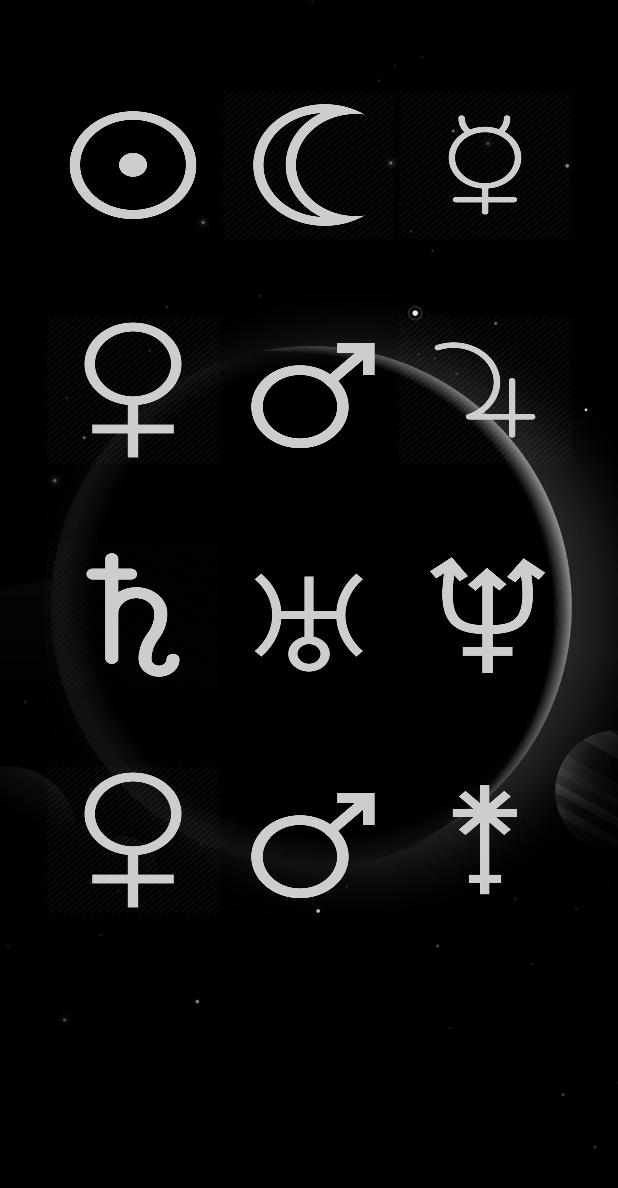
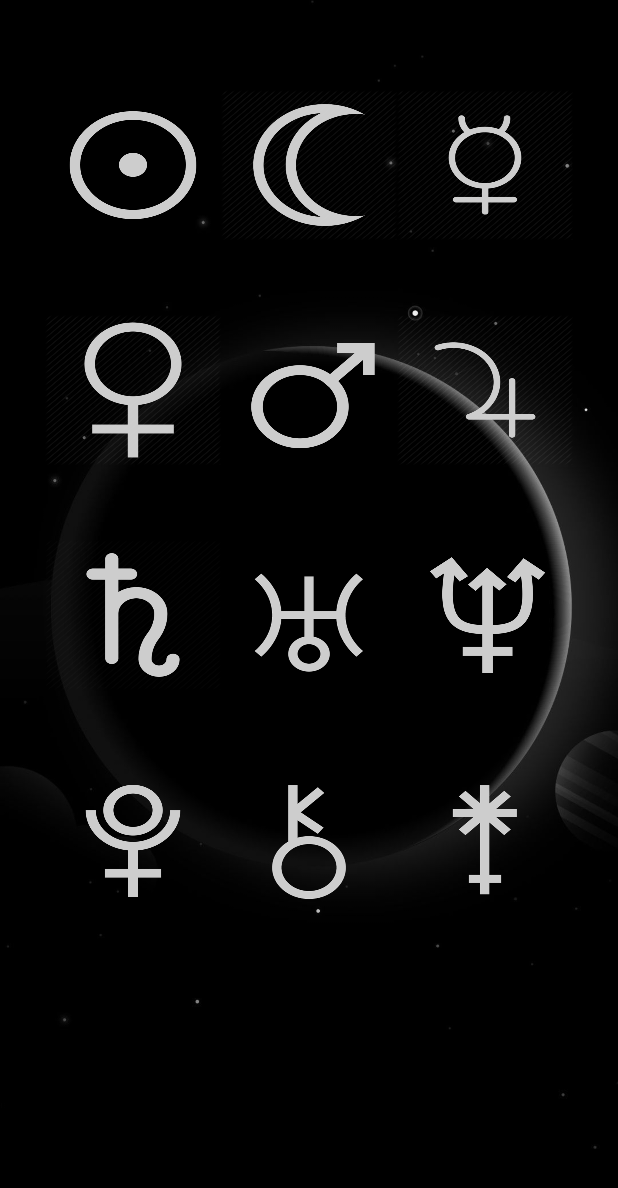
Before and after one commit to DanBirks888/Astrology-Android-App, an Android app: the Planets screen opened directly, with no data from a screen before it, on a phone screen of 412 x 824 dp. Shown: the top 1188 px of the screen. Run offline under Robolectric (Android 15) with nearby library versions, the phone set to English and light mode, and no system bars.

Commit message:
All Planet data returned through REST Client! :D Planet Icon method not working API does not support Chiron JSON at the moment :'(

```diff
--- a/app/build.gradle
+++ b/app/build.gradle
@@ -34,6 +34,7 @@ dependencies {
     implementation 'com.google.android.material:material:1.2.1'
     implementation 'androidx.constraintlayout:constraintlayout:2.0.4'
     implementation 'com.android.volley:volley:1.1.0'
+    implementation 'org.apache.commons:commons-lang3:3.6'
     implementation 'com.amitshekhar.android:jackson-android-networking:1.0.2'
     compileOnly 'org.projectlombok:lombok:1.18.16'
     compileOnly 'javax.annotation:javax.annotation-api:1.3.1'
--- a/app/src/main/java/com/danbirks/astrologyandroidapp/OneElement.java
+++ b/app/src/main/java/com/danbirks/astrologyandroidapp/OneElement.java
@@ -20,7 +20,6 @@ public class OneElement extends AppCompatActivity {
         super.onCreate(savedInstanceState);
         setContentView(R.layout.activity_element);
         String planet = getIntent().getExtras().getString("planet");
-        System.out.println(planet + "!!!!!!!!!!!!!!");
         AndroidNetworking.initialize(getApplicationContext());
         AndroidNetworking.setParserFactory(new JacksonParserFactory());
         jsonParse(
@@ -32,6 +31,7 @@ public class OneElement extends AppCompatActivity {
     }
 
     private void jsonParse(String planet, TextView title, ImageView icon, TextView slm, TextView data) {
+        System.out.println("???????????????????" + "INSIDE THE JSONPARSE");
         AndroidNetworking.get("http://10.0.2.2:8080/astrals/planet/" + planet)
                 .setTag(this)
                 .setPriority(Priority.LOW)
@@ -39,12 +39,10 @@ public class OneElement extends AppCompatActivity {
                 .getAsObject(AstralBody.class, new ParsedRequestListener<AstralBody>() {
                     @Override
                     public void onResponse(AstralBody astralBody) {
-                        System.out.println("Working!");
                         title.setText(astralBody.getAstralBody());
-                        icon.setImageResource(getResources().getIdentifier(planet, planet, getPackageName()));
+                        icon.setImageResource(getResources().getIdentifier(planet, "planet", getPackageName()));
                         slm.setText(astralBody.getSingleLineMeaning().toString());
                         data.setText(astralBody.getAttributes());
-//                        tv.setText(astralBody.toString());
                     }
 
                     @Override
--- a/app/src/main/java/com/danbirks/astrologyandroidapp/Planets.java
+++ b/app/src/main/java/com/danbirks/astrologyandroidapp/Planets.java
@@ -5,6 +5,8 @@ import android.os.Bundle;
 import android.view.View;
 
 import androidx.appcompat.app.AppCompatActivity;
+
+import org.apache.commons.lang3.StringUtils;
 
 public class Planets extends AppCompatActivity {
 
@@ -16,7 +18,7 @@ public class Planets extends AppCompatActivity {
     }
 
     public void planet(View view) {
-        String planet = view.getTag().toString();
+        String planet = StringUtils.capitalize(view.getTag().toString());
         Intent intent = new Intent(this, OneElement.class);
         intent.putExtra("planet", planet);
         startActivity(intent);
--- a/app/src/main/res/layout/activity_planets.xml
+++ b/app/src/main/res/layout/activity_planets.xml
@@ -25,65 +25,83 @@
 
         <ImageButton
             android:id="@+id/moon"
+            android:tag="moon"
+            android:layout_width="100dp"
             android:layout_height="100dp"
-            android:layout_width="100dp"
-            android:background="@drawable/moon" />
+            android:background="@drawable/moon"
+            android:onClick="planet" />
 
         <ImageButton
             android:id="@+id/mercury"
+            android:tag="mercury"
+            android:layout_width="100dp"
             android:layout_height="100dp"
-            android:layout_width="100dp"
-            android:background="@drawable/mercury" />
+            android:background="@drawable/mercury"
+            android:onClick="planet" />
     </TableRow>
 
     <TableRow
         android:id="@+id/secondRow"
         android:layout_width="fill_parent"
         android:layout_height="wrap_content"
-        android:paddingBottom="50dp">
+        android:paddingBottom="50dp"
+        android:onClick="planet">
 
         <ImageButton
             android:id="@+id/venus"
+            android:tag="venus"
             android:layout_height="100dp"
             android:layout_width="100dp"
-            android:background="@drawable/venus" />
+            android:background="@drawable/venus"
+            android:onClick="planet" />
 
         <ImageButton
             android:id="@+id/mars"
+            android:tag="mars"
             android:layout_height="100dp"
             android:layout_width="100dp"
-            android:background="@drawable/mars" />
+            android:background="@drawable/mars"
+            android:onClick="planet" />
 
         <ImageButton
             android:id="@+id/jupiter"
+            android:tag="jupiter"
             android:layout_height="100dp"
             android:layout_width="100dp"
-            android:background="@drawable/jupiter" />
+            android:background="@drawable/jupiter"
+            android:onClick="planet" />
     </TableRow>
 
     <TableRow
         android:id="@+id/thirdRow"
         android:layout_width="fill_parent"
         android:layout_height="wrap_content"
-        android:paddingBottom="50dp">
+        android:paddingBottom="50dp"
+        android:onClick="planet">
 
         <ImageButton
             android:id="@+id/saturn"
+            android:tag="saturn"
             android:layout_height="100dp"
             android:layout_width="100dp"
-            android:background="@drawable/saturn" />
+            android:background="@drawable/saturn"
+            android:onClick="planet" />
 
         <ImageButton
             android:id="@+id/uranus"
+            android:tag="uranus"
             android:layout_height="100dp"
             android:layout_width="100dp"
-            android:background="@drawable/uranus" />
+            android:background="@drawable/uranus"
+            android:onClick="planet" />
 
         <ImageButton
             android:id="@+id/neptune"
+            android:tag="neptune"
             android:layout_height="100dp"
             android:layout_width="100dp"
-            android:background="@drawable/neptune" />
+            android:background="@drawable/neptune"
+            android:onClick="planet" />
     </TableRow>
 
     <TableRow
@@ -94,21 +112,27 @@
 
         <ImageButton
             android:id="@+id/pluto"
+            android:tag="pluto"
             android:layout_height="100dp"
             android:layout_width="100dp"
-            android:background="@drawable/venus" />
+            android:background="@drawable/pluto"
+            android:onClick="planet" />
 
         <ImageButton
             android:id="@+id/chiron"
+            android:tag="chiron"
             android:layout_height="100dp"
             android:layout_width="100dp"
-            android:background="@drawable/mars" />
+            android:background="@drawable/chiron"
+            android:onClick="planet" />
 
         <ImageButton
             android:id="@+id/juno"
+            android:tag="juno"
             android:layout_height="100dp"
             android:layout_width="100dp"
-            android:background="@drawable/juno" />
+            android:background="@drawable/juno"
+            android:onClick="planet" />
     </TableRow>
 
 
```
Also changed, not shown: 1 other file.
